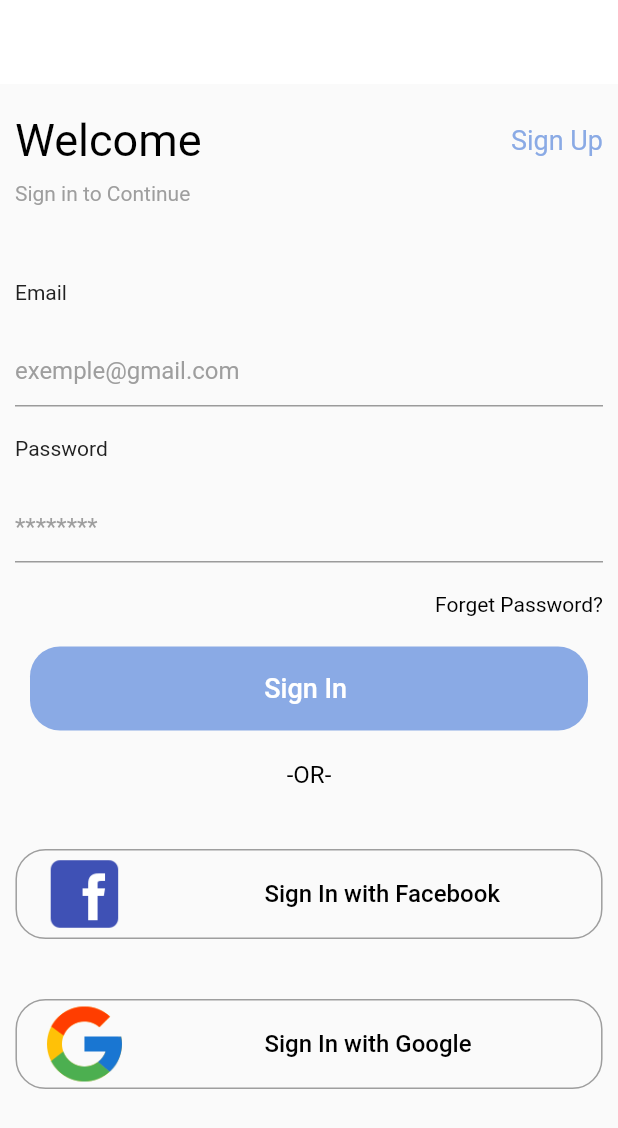
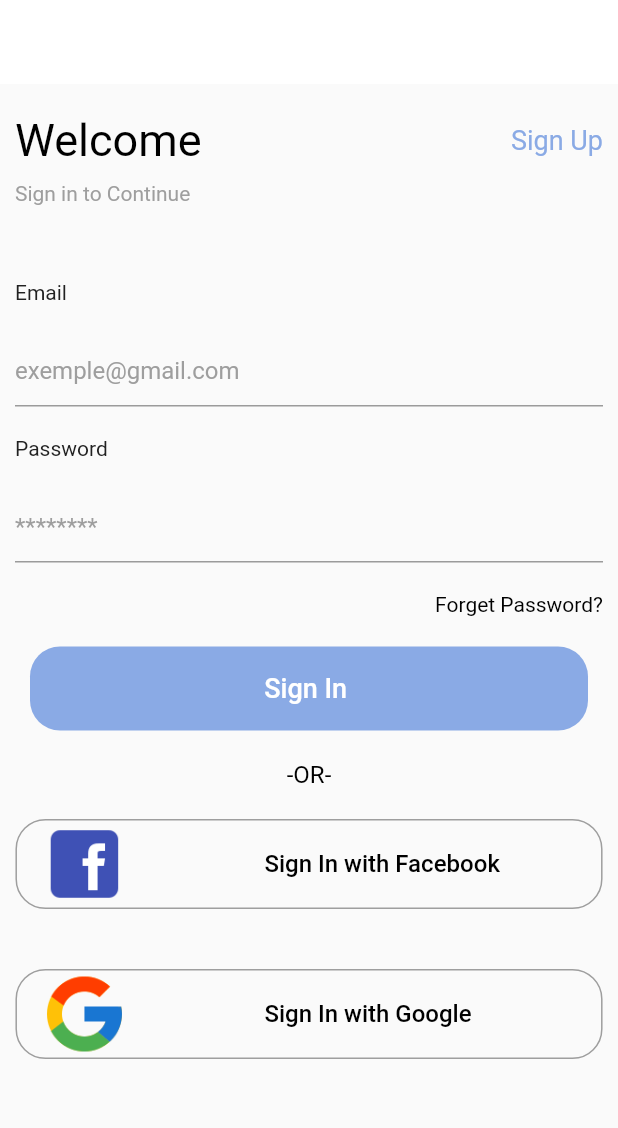
Before and after one commit to ahaddouch/PFA, a Flutter app: the screen it shows after launch, on a phone screen of 412 x 824 dp. Shown: the top 1128 px of the screen. Run offline on Flutter 3.47's test engine with Material 2 defaults, Android fonts, the phone set to English and light mode, and no system bars.

Commit message:
v3-4 Adam

```diff
--- a/lib/view/auth/login_screen.dart
+++ b/lib/view/auth/login_screen.dart
@@ -110,7 +110,7 @@ class LoginScreen extends StatelessWidget {
                 alignment: Alignment.center,
               ),
               const SizedBox(
-                height: 40,
+                height: 20,
               ),
               CustomMediaButton(
                 text: 'Sign In with Facebook',
--- a/pubspec.yaml
+++ b/pubspec.yaml
@@ -17,7 +17,7 @@ dependencies:
     sdk: flutter
 
   get: ^3.21.1
-
+  firebase_core: ^1.10.0
 
   # The following adds the Cupertino Icons font to your application.
   # Use with the CupertinoIcons class for iOS style icons.
```
Also changed, not shown: pubspec.lock, 2 other files.
